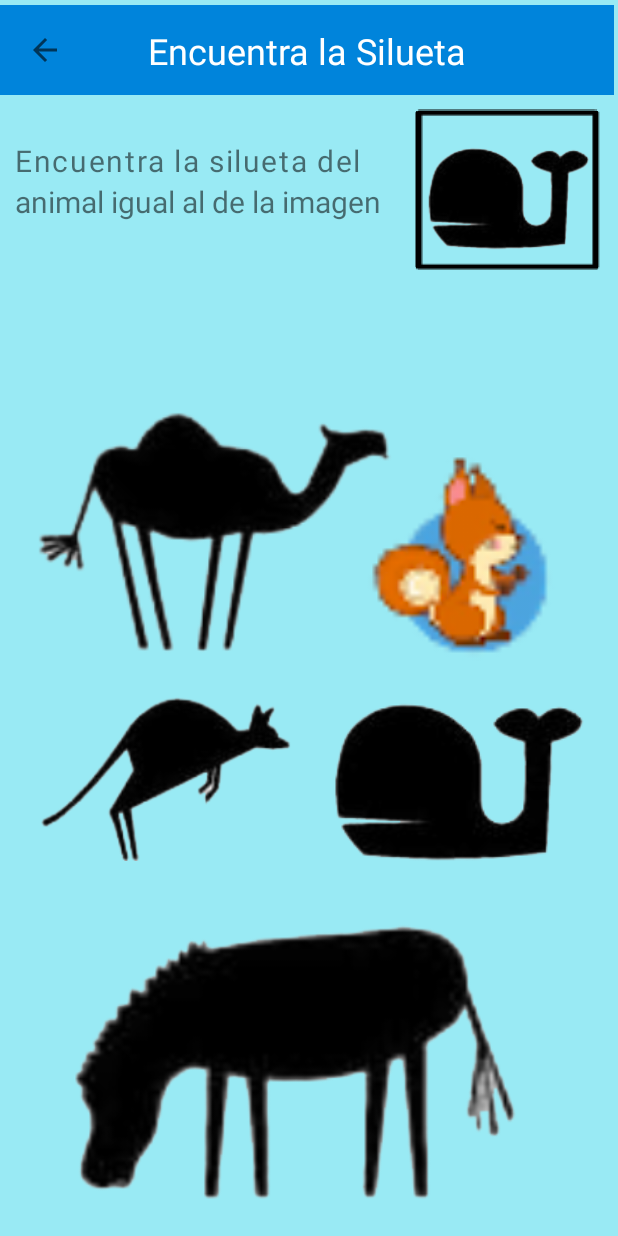
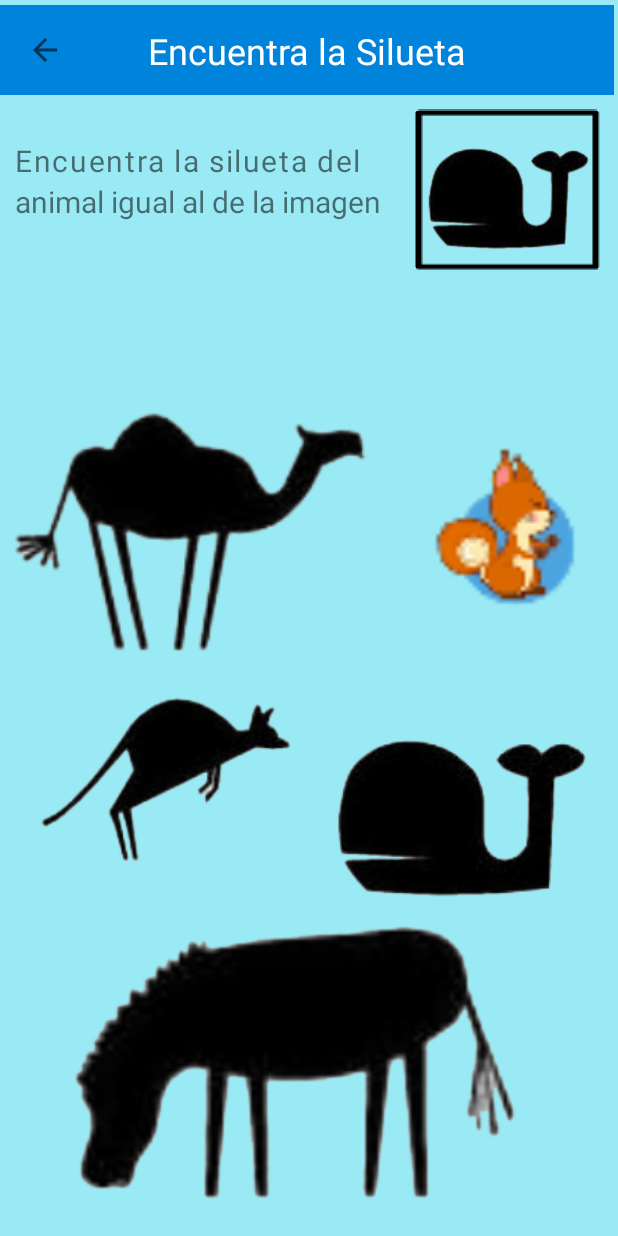
Before and after one commit to DanielMuni/Leon, an Android app: the primer_nivel screen opened directly, with no data from a screen before it, on a phone screen of 412 x 824 dp. Run offline under Robolectric (Android 15) with nearby library versions, the phone set to English and light mode, and no system bars.

Commit message:
rm .idea

```diff
--- a/app/src/main/java/com/example/leon/cuarto_nivel.java
+++ b/app/src/main/java/com/example/leon/cuarto_nivel.java
@@ -16,7 +16,7 @@ public class cuarto_nivel extends AppCompatActivity {
     }
 
 	// Funcion Silueta Correcta
-	public void SiluetaCorrecta(View view){
+	public void SiluetaCorrecta4(View view){
 		Toast.makeText(this, "¡Perfecto, encontraste al Gallo!", Toast.LENGTH_LONG).show();
 		Intent siguienteNivel = new Intent(this, juego_finalizado.class);
 		startActivity(siguienteNivel);
--- a/app/src/main/java/com/example/leon/juego_finalizado.java
+++ b/app/src/main/java/com/example/leon/juego_finalizado.java
@@ -17,7 +17,7 @@ public class juego_finalizado extends AppCompatActivity {
 
 	// Funcion Silueta Correcta
 	public void MenuPrincipal(View view){
-		Intent siguienteNivel = new Intent(this, MainActivity.class);
+		Intent siguienteNivel = new Intent(this, MenuPrincipal.class);
 		startActivity(siguienteNivel);
 	}
 }
--- a/app/src/main/res/layout/activity_cuarto_nivel.xml
+++ b/app/src/main/res/layout/activity_cuarto_nivel.xml
@@ -112,13 +112,13 @@
 		android:layout_height="wrap_content"
 		android:background="#00FFFFFF"
 		android:contentDescription="@string/boton_silueta_correcta"
-		android:onClick="SiluetaCorrecta"
+		android:onClick="SiluetaCorrecta4"
 		app:layout_constraintBottom_toBottomOf="parent"
 		app:layout_constraintEnd_toEndOf="parent"
-		app:layout_constraintHorizontal_bias="0.086"
+		app:layout_constraintHorizontal_bias="0.036"
 		app:layout_constraintStart_toStartOf="parent"
 		app:layout_constraintTop_toTopOf="parent"
-		app:layout_constraintVertical_bias="0.649"
+		app:layout_constraintVertical_bias="0.629"
 		app:srcCompat="@drawable/gallo" />
 
 	<ImageView
--- a/app/src/main/res/layout/activity_primer_nivel.xml
+++ b/app/src/main/res/layout/activity_primer_nivel.xml
@@ -104,15 +104,15 @@
 
 	<ImageView
 		android:id="@+id/ardillaImg"
-		android:layout_width="162dp"
-		android:layout_height="138dp"
+		android:layout_width="132dp"
+		android:layout_height="110dp"
 		android:contentDescription="@string/imagen_incorrecta"
 		app:layout_constraintBottom_toBottomOf="parent"
 		app:layout_constraintEnd_toEndOf="parent"
-		app:layout_constraintHorizontal_bias="0.935"
+		app:layout_constraintHorizontal_bias="0.991"
 		app:layout_constraintStart_toStartOf="parent"
 		app:layout_constraintTop_toTopOf="parent"
-		app:layout_constraintVertical_bias="0.441"
+		app:layout_constraintVertical_bias="0.416"
 		app:srcCompat="@drawable/ardilla" />
 
 	<ImageView
@@ -135,7 +135,7 @@
 		android:contentDescription="@string/imagen_incorrecta"
 		app:layout_constraintBottom_toBottomOf="parent"
 		app:layout_constraintEnd_toEndOf="parent"
-		app:layout_constraintHorizontal_bias="0.103"
+		app:layout_constraintHorizontal_bias="0.0"
 		app:layout_constraintStart_toStartOf="parent"
 		app:layout_constraintTop_toTopOf="parent"
 		app:layout_constraintVertical_bias="0.405"
@@ -162,8 +162,10 @@
 		android:onClick="SiluetaCorrectaNvl1"
 		app:layout_constraintBottom_toTopOf="@+id/imageView3"
 		app:layout_constraintEnd_toEndOf="parent"
+		app:layout_constraintHorizontal_bias="0.555"
 		app:layout_constraintStart_toEndOf="@+id/canguroImg"
 		app:layout_constraintTop_toBottomOf="@+id/ardillaImg"
+		app:layout_constraintVertical_bias="1.0"
 		app:srcCompat="@drawable/ballenita" />
 
 </androidx.constraintlayout.widget.ConstraintLayout>
--- a/app/src/main/res/layout/activity_segundo_nivel.xml
+++ b/app/src/main/res/layout/activity_segundo_nivel.xml
@@ -139,10 +139,10 @@
 		android:contentDescription="@string/imagen_incorrecta"
 		app:layout_constraintBottom_toBottomOf="parent"
 		app:layout_constraintEnd_toEndOf="parent"
-		app:layout_constraintHorizontal_bias="0.948"
+		app:layout_constraintHorizontal_bias="0.951"
 		app:layout_constraintStart_toStartOf="parent"
 		app:layout_constraintTop_toTopOf="parent"
-		app:layout_constraintVertical_bias="0.622"
+		app:layout_constraintVertical_bias="0.612"
 		app:srcCompat="@drawable/ardilla" />
 
 	<ImageView
--- a/app/src/main/res/layout/activity_tercer_nivel.xml
+++ b/app/src/main/res/layout/activity_tercer_nivel.xml
@@ -202,7 +202,7 @@
 		android:layout_width="wrap_content"
 		android:layout_height="wrap_content"
 		android:background="#00FFFFFF"
-		android:onClick="SiluetaCorrectaNvl3"
+		android:onClick="SiluetaCorrecta"
 		app:layout_constraintBottom_toBottomOf="parent"
 		app:layout_constraintEnd_toEndOf="parent"
 		app:layout_constraintStart_toStartOf="parent"
--- a/build.gradle
+++ b/build.gradle
@@ -5,7 +5,7 @@ buildscript {
         mavenCentral()
     }
     dependencies {
-        classpath "com.android.tools.build:gradle:7.0.0"
+        classpath 'com.android.tools.build:gradle:7.0.2'
 
         // NOTE: Do not place your application dependencies here; they belong
         // in the individual module build.gradle files
```
Also changed, not shown: app/src/main/res/drawable/ardilla.png (deleted).
